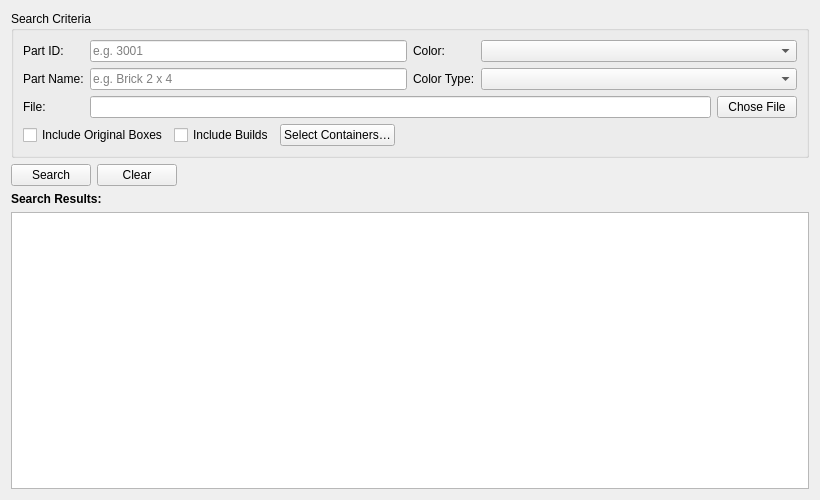
Syadon/BrickCollectionManager, file ui/searchManualWidget.ui: the form before one commit.
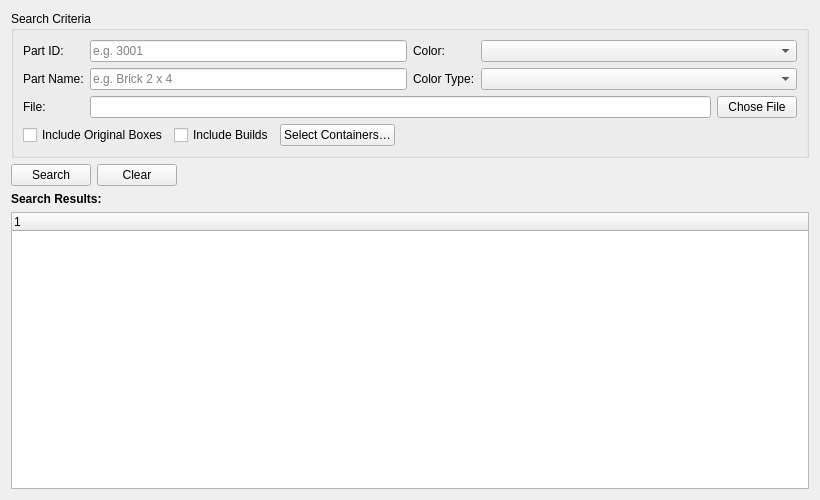
The form after the commit. Custom widgets are drawn as their Qt base class.

Commit message: Added a tree view in the search

Diff of the .ui file:
```diff
--- a/ui/searchManualWidget.ui
+++ b/ui/searchManualWidget.ui
@@ -188,7 +188,7 @@
       </widget>
      </item>
      <item>
-      <widget class="QTableWidget" name="search_results_table">
+      <widget class="QTreeWidget" name="search_results_tree">
        <property name="editTriggers">
         <set>QAbstractItemView::EditTrigger::NoEditTriggers</set>
        </property>
@@ -198,6 +198,11 @@
          <height>64</height>
         </size>
        </property>
+       <column>
+        <property name="text">
+         <string notr="true">1</string>
+        </property>
+       </column>
       </widget>
      </item>
      <item>
```
The commit also changes 1 other file.
